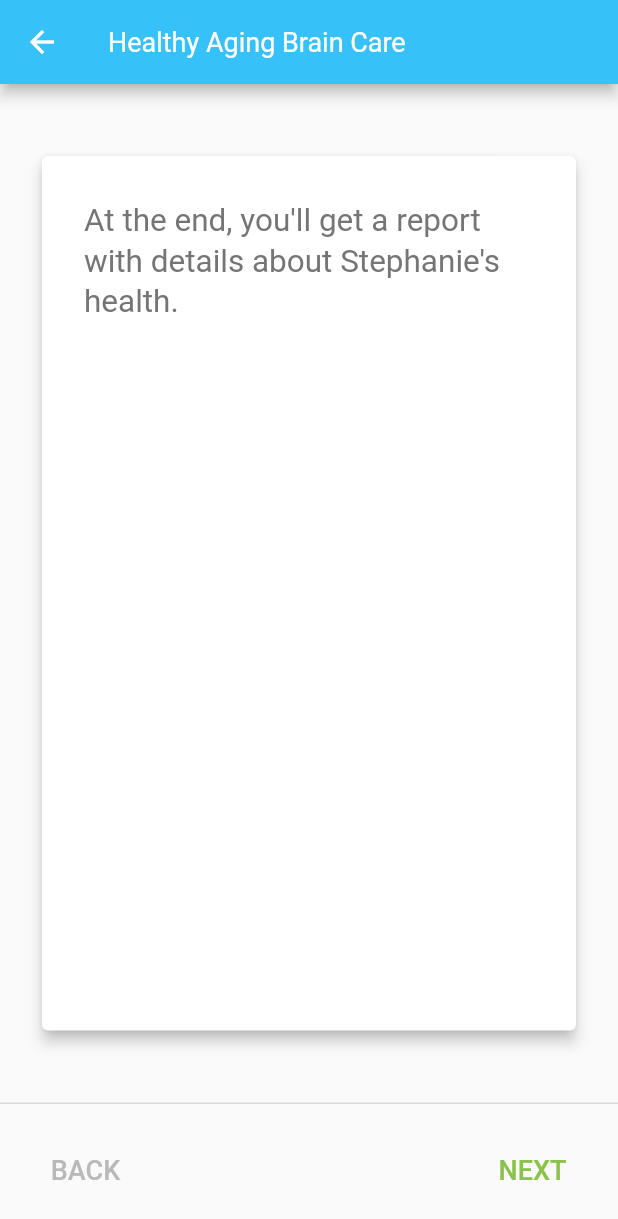
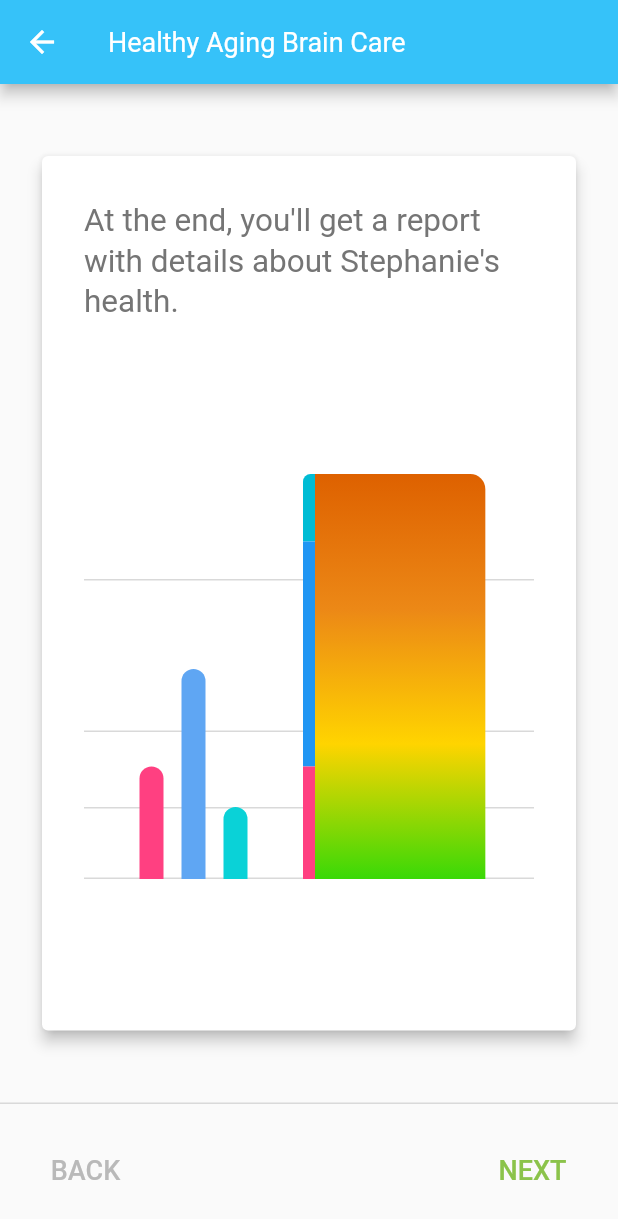
Before and after one commit to khashayarmotarjemi/care_notes, a Flutter app: the OnboardingPage screen opened directly, swiped to page 3, on a phone screen of 412 x 824 dp. Shown: the top 1219 px of the screen. Run offline on Flutter 3.47's test engine with Material 2 defaults, Android fonts, the light colour scheme and no system bars; our stand-ins replace google_fonts, syncfusion_flutter_datepicker, syncfusion_flutter_sliders; missing offline and left inert: patterns_canvas, syncfusion_flutter_core.

Commit message:
Onboarding results part, minor other changes.

```diff
--- a/lib/constants.dart
+++ b/lib/constants.dart
@@ -8,7 +8,7 @@ class Constants {
   static const gray1 = Color(0xffD9D9D9);
   static const gray2 = Color(0xffB9B9B9);
   static const gray3 = Color(0xff999999);
-  static const dark_blue = Color(0xff4E75CF);
+  static const blue = Color(0xff5fa6f3);
   static const cyan = Color(0xff0AD2D7);
   static const orange = Color(0xffFFA971);
   static const purple = Color(0xffCA72CA);
--- a/lib/main.dart
+++ b/lib/main.dart
@@ -1,28 +1,36 @@
 import 'package:care_notes/constants.dart';
 import 'package:care_notes/pages/home_page.dart';
 import 'package:flutter/material.dart';
+import 'package:google_fonts/google_fonts.dart';
 
 void main() {
-  runApp(const App());
+  runApp(App());
 }
 
 class App extends StatelessWidget {
-  const App({Key? key}) : super(key: key);
+  App({Key? key}) : super(key: key);
 
   static const TextStyle themeTextStyle = TextStyle(height: 1.2, fontSize: 17);
+
+  final textTheme = const TextTheme(
+    bodyText1: themeTextStyle,
+    bodyText2: themeTextStyle,
+  ).apply(
+    bodyColor: Colors.grey[600],
+    displayColor: Colors.grey[600],
+  );
 
   @override
   Widget build(BuildContext context) {
     return MaterialApp(
       title: 'Care Notes',
       theme: ThemeData(
-        textTheme: TextTheme(
-          bodyText1: themeTextStyle,
-          bodyText2: themeTextStyle,
-        ).apply(
-          bodyColor: Colors.grey[600],
-          displayColor: Colors.grey[600],
+        // textTheme: ,
+        textTheme: GoogleFonts.nunitoTextTheme(textTheme).copyWith(
+          bodyText1: GoogleFonts.nunito(textStyle: themeTextStyle),
+          bodyText2: GoogleFonts.nunito(textStyle: themeTextStyle),
         ),
+
         cardTheme: const CardTheme(elevation: 4),
         appBarTheme: const AppBarTheme(
             iconTheme: IconThemeData(color: Colors.white),
--- a/lib/pages/onboarding_widgets.dart
+++ b/lib/pages/onboarding_widgets.dart
@@ -1,6 +1,8 @@
+import 'package:care_notes/common_widgets/simple.dart';
 import 'package:care_notes/constants.dart';
 import 'package:flutter/material.dart';
 import 'package:intl/intl.dart';
+import 'package:patterns_canvas/patterns_canvas.dart';
 import 'package:syncfusion_flutter_datepicker/datepicker.dart';
 
 class OnboardingCardArea extends StatelessWidget {
@@ -28,7 +30,16 @@ class OnboardingCardArea extends StatelessWidget {
             Expanded(
                 child: Column(
               mainAxisAlignment: MainAxisAlignment.center,
+              children: [
+                Expanded(
+                    child: Container(
+                  alignment: Alignment.center,
+                  child: Column(
+                    mainAxisAlignment: MainAxisAlignment.center,
                     children: [mainArea],
+                  ),
+                ))
+              ],
             ))
           ],
         ),
@@ -103,15 +114,15 @@ class _DateRangeAreaState extends State<DateRangeArea> {
 
   @override
   Widget build(BuildContext context) {
-    return SfDateRangePicker(
+    return Stack(
+      children: [
+        SfDateRangePicker(
           view: DateRangePickerView.month,
-      // todayHighlightColor: Colors.green,
+          allowViewNavigation: false,
           headerHeight: 0,
-      rangeSelectionColor: Constants.light_green,
-      startRangeSelectionColor: Constants.light_green,
-      endRangeSelectionColor: Constants.green,
           cellBuilder: (context, r) {
-        DateTime rangeStart = DateTime.now().subtract(const Duration(days: 14));
+            DateTime rangeStart =
+                DateTime.now().subtract(const Duration(days: 14));
             bool isRangeStart = r.date.day == rangeStart.day + 1 &&
                 r.date.month == rangeStart.month;
             bool isToday = r.date.day == DateTime.now().day &&
@@ -120,13 +131,9 @@ class _DateRangeAreaState extends State<DateRangeArea> {
                 r.date.isBefore(DateTime.now()) && r.date.isAfter(rangeStart);
             bool isSun = r.date.weekday == 7;
             bool isSat = r.date.weekday == 6;
-        if (isRangeStart) {
-          print("well");
-        }
 
-        final double fontSize = 13;
-        DateFormat formatter =
-            DateFormat('MMM'); // create a formatter to get months 3 character
+            const double fontSize = 13;
+            DateFormat formatter = DateFormat('MMM');
 
             String monthAbbr = formatter.format(DateTime.now());
 
@@ -145,10 +152,11 @@ class _DateRangeAreaState extends State<DateRangeArea> {
                       children: [
                         Expanded(
                             child: Container(
-                          margin: EdgeInsets.only(top: 2),
+                          margin: const EdgeInsets.only(top: 2),
                           child: Text(
                             monthAbbr.toUpperCase(),
-                        style: TextStyle(fontSize: 9, color: Colors.white),
+                            style: const TextStyle(
+                                fontSize: 9, color: Colors.white),
                           ),
                         )),
                         Expanded(
@@ -156,7 +164,7 @@ class _DateRangeAreaState extends State<DateRangeArea> {
                             alignment: Alignment.center,
                             child: Text(
                               r.date.day.toString(),
-                          style: TextStyle(
+                              style: const TextStyle(
                                   color: Colors.white, fontSize: fontSize),
                             ),
                           ),
@@ -195,6 +203,15 @@ class _DateRangeAreaState extends State<DateRangeArea> {
           },
           controller: _datePickerController,
           selectionMode: DateRangePickerSelectionMode.range,
+        ),
+        Container(
+          height: 300,
+          // color: Colors.red,
+          child: GestureDetector(
+            onTap: () {},
+          ),
+        )
+      ],
     );
   }
 }
@@ -204,6 +221,159 @@ class ResultsArea extends StatelessWidget {
 
   @override
   Widget build(BuildContext context) {
+    return Stack(
+      children: [
+        Column(
+          children: const [
+            Padding(padding: EdgeInsets.only(top: 100)),
+            ThinDivider(),
+            Padding(padding: EdgeInsets.only(top: 100)),
+            ThinDivider(),
+            Padding(padding: EdgeInsets.only(top: 50)),
+            ThinDivider(),
+            Padding(padding: EdgeInsets.only(top: 46)),
+            ThinDivider(),
+          ],
+        ),
+        Row(
+          crossAxisAlignment: CrossAxisAlignment.end,
+          children: [
+            Expanded(
+                child: Container(
+              child: Container(
+                child: Row(
+                  mainAxisAlignment: MainAxisAlignment.center,
+                  crossAxisAlignment: CrossAxisAlignment.end,
+                  children: [
+                    SimpleBar(height: 75, color: Colors.pinkAccent),
+                    SimpleBar(height: 140, color: Constants.blue),
+                    SimpleBar(height: 48, color: Constants.cyan),
+                  ],
+                ),
+              ),
+            )),
+            Container(
+              height: 300,
+              child: Column(
+                mainAxisAlignment: MainAxisAlignment.end,
+                children: [
+                  Container(
+                    width: 8,
+                    height: 45,
+                    decoration: BoxDecoration(
+                        color: Colors.cyan,
+                        borderRadius:
+                            BorderRadius.only(topLeft: Radius.circular(5))),
+                  ),
+                  Container(
+                    width: 8,
+                    height: 150,
+                    color: Colors.blue,
+                  ),
+                  Container(
+                    width: 8,
+                    height: 75,
+                    color: Colors.pinkAccent,
+                  )
+                ],
+              ),
+            ),
+            Expanded(
+                child: Row(
+              mainAxisAlignment: MainAxisAlignment.end,
+              children: [
+                Expanded(
+                  flex: 7,
+                  child: Stack(
+                    children: [
+                      Container(
+                        decoration: const BoxDecoration(
+                          borderRadius:
+                              BorderRadius.only(topRight: Radius.circular(10)),
+                          gradient: LinearGradient(
+                            begin: Alignment.topCenter,
+                            end: Alignment.bottomCenter,
+                            colors: <Color>[
+                              Color(0xffde6100),
+                              Color(0xffec8816),
+                              Color(0xffffd400),
+                              Color(0xff39d907),
+                            ],
+                            // Gradient from https://learnui.design/tools/gradient-generator.html
+                            // tileMode: TileMode.mirror,
+                          ),
+                        ),
+                        height: 270,
+                        // child:,
+                      ),
+                      Column(
+                        children: [
+                          Padding(padding: EdgeInsets.only(top: 45)),
+                          CustomPaint(
+                            painter: ContainerPatternPainter(),
+                            child: Container(
+                              height: 150,
+                              // margin: EdgeInsets.only(top: 45),
+                            ),
+                          )
+                        ],
+                      )
+                    ],
+                  ),
+                ),
+                Expanded(
+                  flex: 2,
+                  child: Container(),
+                )
+              ],
+            )),
+          ],
+        ),
+      ],
+    );
+  }
+}
+
+class SimpleBar extends StatelessWidget {
+  final double height;
+  final Color color;
+
+  const SimpleBar({Key? key, required this.height, required this.color})
+      : super(key: key);
+
+  @override
+  Widget build(BuildContext context) {
+    return Container(
+      margin: const EdgeInsets.symmetric(horizontal: 6),
+      decoration: BoxDecoration(
+          borderRadius: const BorderRadius.only(
+              topLeft: Radius.circular(10), topRight: Radius.circular(10)),
+          color: color),
+      width: 16,
+      height: height,
+    );
+  }
+}
+
+class GradientBar extends StatelessWidget {
+  const GradientBar({Key? key}) : super(key: key);
+
+  @override
+  Widget build(BuildContext context) {
     return Container();
   }
 }
+
+class ContainerPatternPainter extends CustomPainter {
+  @override
+  void paint(Canvas canvas, Size size) {
+    const DiagonalStripesLight(
+            bgColor: Colors.transparent,
+            fgColor: Colors.black54,
+            featuresCount: 50)
+        .paintOnWidget(canvas, size);
+  }
+
+  @override
+  bool shouldRepaint(CustomPainter oldDelegate) => true;
+}
```
Also changed, not shown: pubspec.yaml (+5 -3 lines), pubspec.lock, 1 other file. Lines whose indentation alone changed are shown as unchanged.
